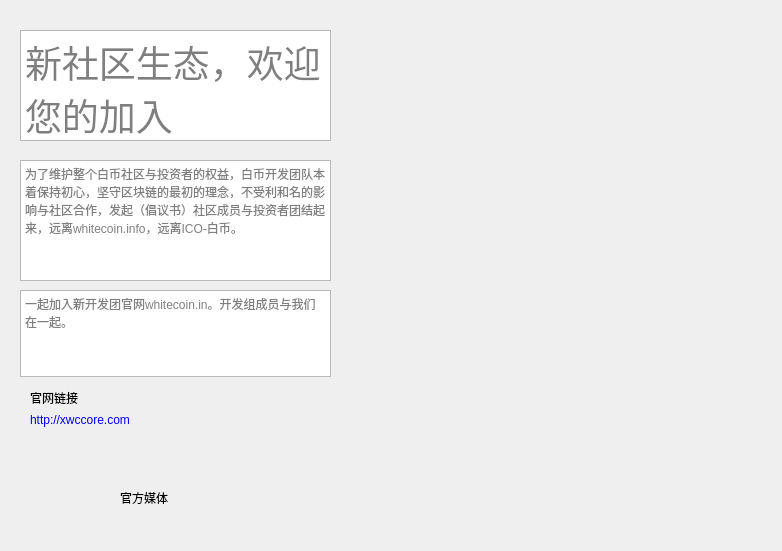
This is src/qt/forms/firstpage.ui in WhitecoinCore/whitecoin as Qt 5 draws it before an edit. The edited form follows.
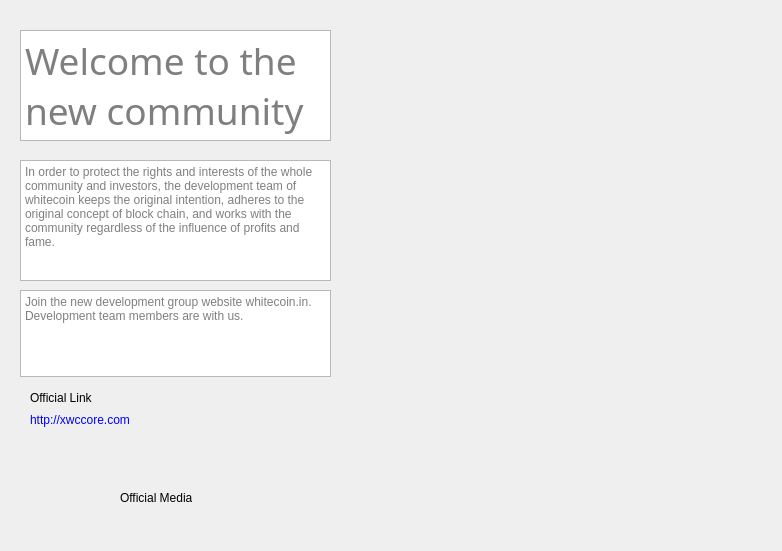
This is the edited form. Icons and pictures are not drawn.

What changed in the file:
```diff
--- a/src/qt/forms/firstpage.ui
+++ b/src/qt/forms/firstpage.ui
@@ -32,7 +32,7 @@
     <bool>true</bool>
    </property>
    <property name="placeholderText">
-    <string>新社区生态，欢迎您的加入</string>
+    <string>Welcome to the new community ecology</string>
    </property>
   </widget>
   <widget class="QTextBrowser" name="textBrowser_info">
@@ -45,7 +45,7 @@
     </rect>
    </property>
    <property name="placeholderText">
-    <string>为了维护整个白币社区与投资者的权益，白币开发团队本着保持初心，坚守区块链的最初的理念，不受利和名的影响与社区合作，发起（倡议书）社区成员与投资者团结起来，远离whitecoin.info，远离ICO-白币。</string>
+    <string>In order to protect the rights and interests of the whole community and investors, the development team of whitecoin keeps the original intention, adheres to the original concept of block chain, and works with the community regardless of the influence of profits and fame.</string>
    </property>
   </widget>
   <widget class="QTextEdit" name="textEdit">
@@ -61,7 +61,7 @@
     <bool>true</bool>
    </property>
    <property name="placeholderText">
-    <string>一起加入新开发团官网whitecoin.in。开发组成员与我们在一起。</string>
+    <string>Join the new development group website whitecoin.in. Development team members are with us.</string>
    </property>
   </widget>
   <widget class="QLabel" name="label">
@@ -103,7 +103,7 @@
     </rect>
    </property>
    <property name="text">
-    <string>官网链接</string>
+    <string>Official Link</string>
    </property>
   </widget>
   <widget class="QLabel" name="label_4">
@@ -116,7 +116,7 @@
     </rect>
    </property>
    <property name="text">
-    <string>官方媒体</string>
+    <string>Official Media</string>
    </property>
   </widget>
   <widget class="QLabel" name="label_5">
```
Left out of the diff: 6 changed lines with no effect on the pictures.
